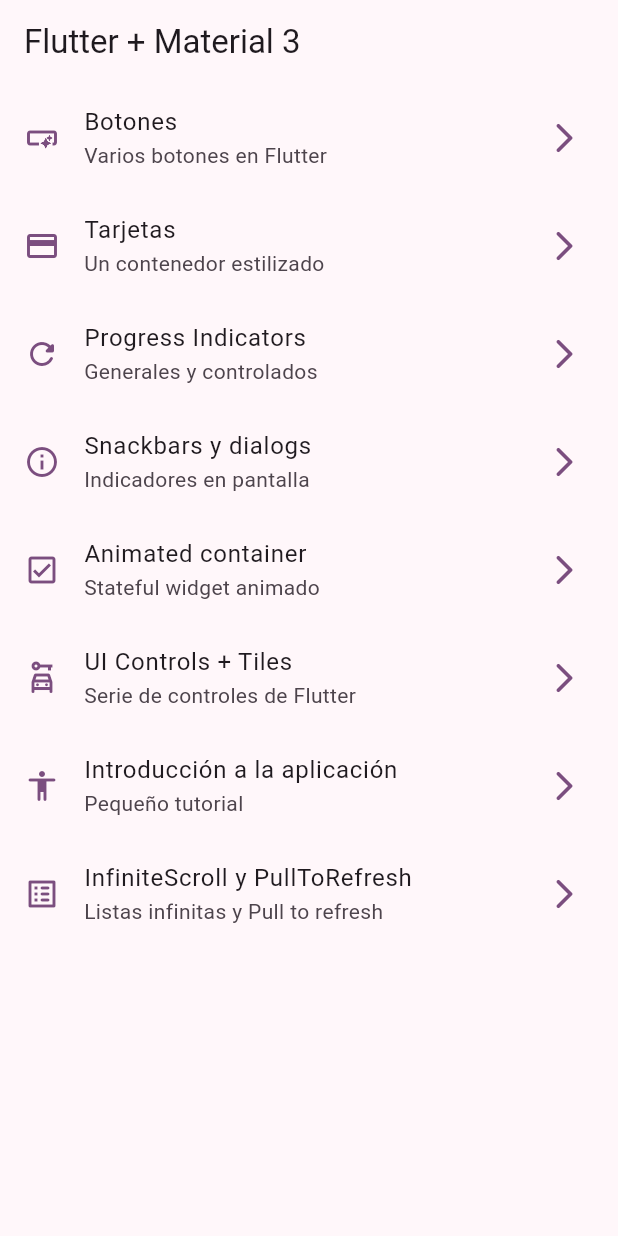
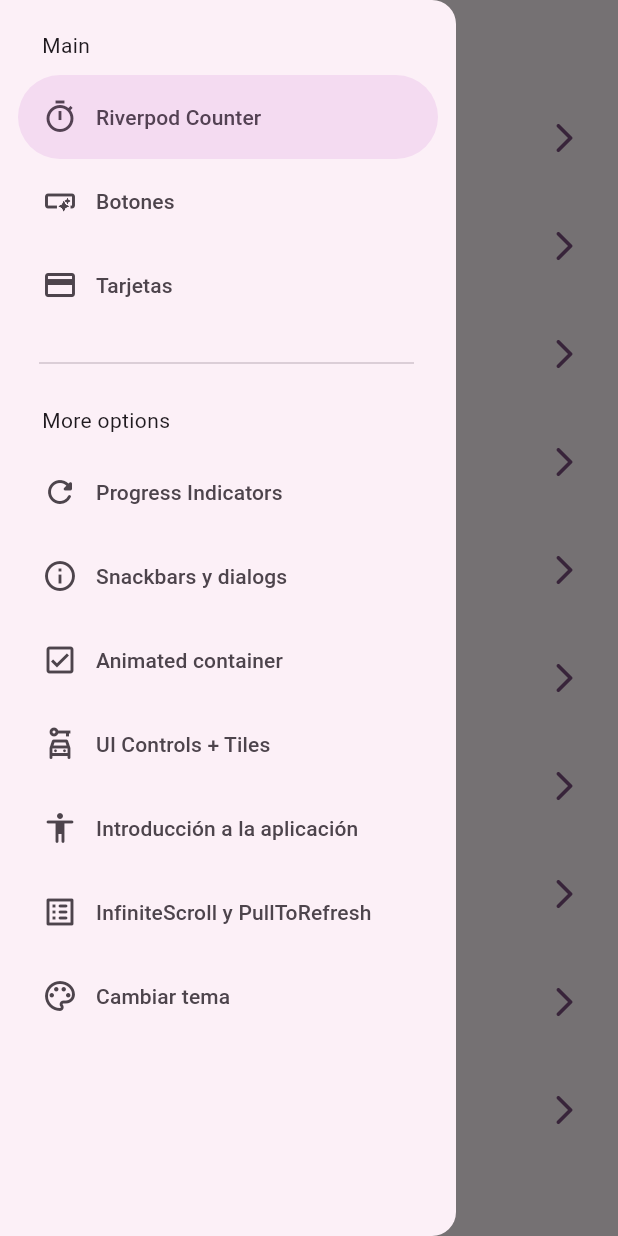
Before and after one commit to jaimetellezb/widgets_flutter_app, a Flutter app: the screen it shows after launch, with the side drawer open (before the commit the screen has no drawer), on a phone screen of 412 x 824 dp. Run offline on Flutter 3.47's test engine with Material 2 defaults, Android fonts, the phone set to English and light mode, and no system bars; our stand-ins replace animate_do, flutter_riverpod, go_router.

```diff
--- a/analysis_options.yaml
+++ b/analysis_options.yaml
@@ -8,6 +8,10 @@
 # The following line activates a set of recommended lints for Flutter apps,
 # packages, and plugins designed to encourage good coding practices.
 include: package:flutter_lints/flutter.yaml
+
+analyzer:
+  plugins:
+    - custom_lint
 
 linter:
   # The lint rules applied to this project can be customized in the
--- a/lib/config/menu/menu_items.dart
+++ b/lib/config/menu/menu_items.dart
@@ -15,6 +15,12 @@ class MenuItem {
 }
 
 const appMenuItems = <MenuItem>[
+  MenuItem(
+    title: 'Riverpod Counter',
+    subTitle: 'Introducción a Riverpod',
+    link: '/counter',
+    icon: Icons.timer_sharp,
+  ),
   MenuItem(
     title: 'Botones',
     subTitle: 'Varios botones en Flutter',
@@ -63,4 +69,10 @@ const appMenuItems = <MenuItem>[
     link: '/infinite',
     icon: Icons.list_alt_rounded,
   ),
+  MenuItem(
+    title: 'Cambiar tema',
+    subTitle: 'Cambiar tema de la aplicación',
+    link: '/theme-changer',
+    icon: Icons.color_lens_outlined,
+  ),
 ];
--- a/lib/config/router/app_router.dart
+++ b/lib/config/router/app_router.dart
@@ -50,5 +50,15 @@ final appRouter = GoRouter(
       name: InfiniteScrollScreen.name,
       builder: (context, state) => const InfiniteScrollScreen(),
     ),
+    GoRoute(
+      path: '/counter',
+      name: CounterScreen.name,
+      builder: (context, state) => const CounterScreen(),
+    ),
+    GoRoute(
+      path: '/theme-changer',
+      name: ThemeChangerScreen.name,
+      builder: (context, state) => const ThemeChangerScreen(),
+    ),
   ],
 );
--- a/lib/config/theme/app_theme.dart
+++ b/lib/config/theme/app_theme.dart
@@ -22,14 +22,16 @@ const colors = <Color>[
 
 class AppTheme {
   final int selectedColor;
+  final bool isDarkMode;
 
-  AppTheme({this.selectedColor = 0})
+  AppTheme({this.selectedColor = 0, this.isDarkMode = false})
       : assert(selectedColor >= 0, 'Selected color must be greater then 0'),
         assert(selectedColor < colors.length,
             'Selected color must be less or equal than ${colors.length - 1}');
 
   ThemeData getTheme() => ThemeData(
         useMaterial3: true,
+        brightness: isDarkMode ? Brightness.dark : Brightness.light,
         colorSchemeSeed: colors[selectedColor],
         appBarTheme: const AppBarTheme(centerTitle: false),
       );
--- a/lib/main.dart
+++ b/lib/main.dart
@@ -1,22 +1,30 @@
 import 'package:flutter/material.dart';
+import 'package:flutter_riverpod/flutter_riverpod.dart';
 import 'package:widgets_flutter_app/config/router/app_router.dart';
 import 'package:widgets_flutter_app/config/theme/app_theme.dart';
+import 'package:widgets_flutter_app/presentation/providers/theme_provider.dart';
 
 void main() {
-  runApp(const MyApp());
+  // configuración para utilizar Riverpod
+  // con esto Riverpod sabe dónde buscar los providers que se creen
+  runApp(const ProviderScope(child: MyApp()));
 }
 
-class MyApp extends StatelessWidget {
+class MyApp extends ConsumerWidget {
   const MyApp({super.key});
 
   @override
-  Widget build(BuildContext context) {
+  Widget build(BuildContext context, WidgetRef ref) {
+    final int selectedColor = ref.watch(selectedColorProvider);
+    final bool isDarkMode = ref.watch(isDarkModeProvider);
+
     return MaterialApp.router(
       title: 'Flutter Widgets',
       routerConfig: appRouter,
       // propiedad para quitar marca de debug en el celular al desarrollar
       debugShowCheckedModeBanner: false,
-      theme: AppTheme(selectedColor: 5).getTheme(),
+      theme: AppTheme(selectedColor: selectedColor, isDarkMode: isDarkMode)
+          .getTheme(),
     );
   }
 }
--- /dev/null
+++ b/lib/presentation/providers/counter_provider.dart
@@ -0,0 +1,5 @@
+import 'package:flutter_riverpod/flutter_riverpod.dart';
+
+final counterProvider = StateProvider<int>((ref) {
+  return 5;
+});
--- /dev/null
+++ b/lib/presentation/providers/theme_provider.dart
@@ -0,0 +1,9 @@
+import 'package:flutter_riverpod/flutter_riverpod.dart';
+import 'package:widgets_flutter_app/config/theme/app_theme.dart';
+
+final isDarkModeProvider = StateProvider<bool>((ref) => false);
+
+/// listado de colores inmutables
+final colorListProvider = Provider((ref) => colors);
+
+final selectedColorProvider = StateProvider<int>((ref) => 5);
--- a/lib/presentation/screens/home/home_screen.dart
+++ b/lib/presentation/screens/home/home_screen.dart
@@ -1,6 +1,7 @@
 import 'package:flutter/material.dart';
 import 'package:go_router/go_router.dart';
 import 'package:widgets_flutter_app/config/menu/menu_items.dart';
+import 'package:widgets_flutter_app/presentation/widgets/side_menu.dart';
 
 class HomeScreen extends StatelessWidget {
   static const String name = 'home_screen';
@@ -9,12 +10,18 @@ class HomeScreen extends StatelessWidget {
 
   @override
   Widget build(BuildContext context) {
+    final scaffoldKey = GlobalKey<ScaffoldState>();
+
     return Scaffold(
+      key: scaffoldKey,
       appBar: AppBar(
         title: const Text('Flutter + Material 3'),
         centerTitle: false,
       ),
       body: const _HomeView(),
+      drawer: SideMenu(
+        scaffoldKey: scaffoldKey,
+      ),
     );
   }
 }
--- a/lib/presentation/screens/infinite_scroll/infinite_scroll_screen.dart
+++ b/lib/presentation/screens/infinite_scroll/infinite_scroll_screen.dart
@@ -1,5 +1,6 @@
 import 'package:animate_do/animate_do.dart';
 import 'package:flutter/material.dart';
+import 'package:go_router/go_router.dart';
 
 class InfiniteScrollScreen extends StatefulWidget {
   static const String name = 'infinite_screen';
@@ -114,7 +115,7 @@ class _InfiniteScrollScreenState extends State<InfiniteScrollScreen> {
         ),
       ),
       floatingActionButton: FloatingActionButton(
-          onPressed: () {},
+          onPressed: () => context.pop(),
           // child: const Icon(Icons.arrow_back_ios_new_outlined),
           child: isLoading
               ? SpinPerfect(
--- a/lib/presentation/screens/screens.dart
+++ b/lib/presentation/screens/screens.dart
@@ -2,8 +2,10 @@ export 'package:widgets_flutter_app/presentation/screens/animated/animated_scree
 export 'package:widgets_flutter_app/presentation/screens/app_tutorial/app_tutorial_screen.dart';
 export 'package:widgets_flutter_app/presentation/screens/buttons/buttons_screen.dart';
 export 'package:widgets_flutter_app/presentation/screens/cards/cards_screen.dart';
+export 'package:widgets_flutter_app/presentation/screens/counter/counter_screen.dart';
 export 'package:widgets_flutter_app/presentation/screens/home/home_screen.dart';
 export 'package:widgets_flutter_app/presentation/screens/infinite_scroll/infinite_scroll_screen.dart';
 export 'package:widgets_flutter_app/presentation/screens/progress/progress_screen.dart';
 export 'package:widgets_flutter_app/presentation/screens/snackbar/snackbar_screen.dart';
+export 'package:widgets_flutter_app/presentation/screens/theme/theme_changer_screen.dart';
 export 'package:widgets_flutter_app/presentation/screens/ui_controls/ui_controls_screen.dart';
--- /dev/null
+++ b/lib/presentation/widgets/side_menu.dart
@@ -0,0 +1,53 @@
+import 'package:flutter/material.dart';
+import 'package:go_router/go_router.dart';
+import 'package:widgets_flutter_app/config/menu/menu_items.dart';
+
+class SideMenu extends StatefulWidget {
+  final GlobalKey<ScaffoldState> scaffoldKey;
+
+  const SideMenu({super.key, required this.scaffoldKey});
+
+  @override
+  State<SideMenu> createState() => _SideMenuState();
+}
+
+class _SideMenuState extends State<SideMenu> {
+  int navDrawerIndex = 0;
+
+  @override
+  Widget build(BuildContext context) {
+    // nos indica el espacio que tiene separado iOS o Android en el top
+    final hasNotch = MediaQuery.of(context).viewPadding.top > 35;
+
+    return NavigationDrawer(
+      selectedIndex: navDrawerIndex,
+      onDestinationSelected: (value) {
+        setState(() {
+          navDrawerIndex = value;
+        });
+
+        final menuItem = appMenuItems[value];
+        context.push(menuItem.link);
+        widget.scaffoldKey.currentState?.closeDrawer();
+      },
+      children: [
+        Padding(
+          padding: EdgeInsets.fromLTRB(28, hasNotch ? 0 : 20, 16, 10),
+          child: const Text('Main'),
+        ),
+        ...appMenuItems.sublist(0, 3).map((item) => NavigationDrawerDestination(
+            icon: Icon(item.icon), label: Text(item.title))),
+        const Padding(
+          padding: EdgeInsets.fromLTRB(26, 16, 28, 10),
+          child: Divider(),
+        ),
+        const Padding(
+          padding: EdgeInsets.fromLTRB(28, 10, 16, 10),
+          child: Text('More options'),
+        ),
+        ...appMenuItems.sublist(3).map((item) => NavigationDrawerDestination(
+            icon: Icon(item.icon), label: Text(item.title))),
+      ],
+    );
+  }
+}
--- a/pubspec.yaml
+++ b/pubspec.yaml
@@ -32,12 +32,18 @@ dependencies:
   cupertino_icons: ^1.0.2
   flutter:
     sdk: flutter
+  flutter_riverpod: ^2.3.6
   go_router: ^7.0.1
+  riverpod_annotation: ^2.1.1
 
 dev_dependencies:
+  build_runner: ^2.4.4
+  custom_lint: ^0.4.0
   flutter_lints: ^2.0.0
   flutter_test:
     sdk: flutter
+  riverpod_generator: ^2.2.3
+  riverpod_lint: ^1.3.2
 
 # For information on the generic Dart part of this file, see the
 # following page: https://dart.dev/tools/pub/pubspec
```
Also changed, not shown: lib/presentation/screens/counter/counter_screen.dart (added, +52 -0 lines), lib/presentation/screens/theme/theme_changer_screen.dart (added, +60 -0 lines), pubspec.lock.
